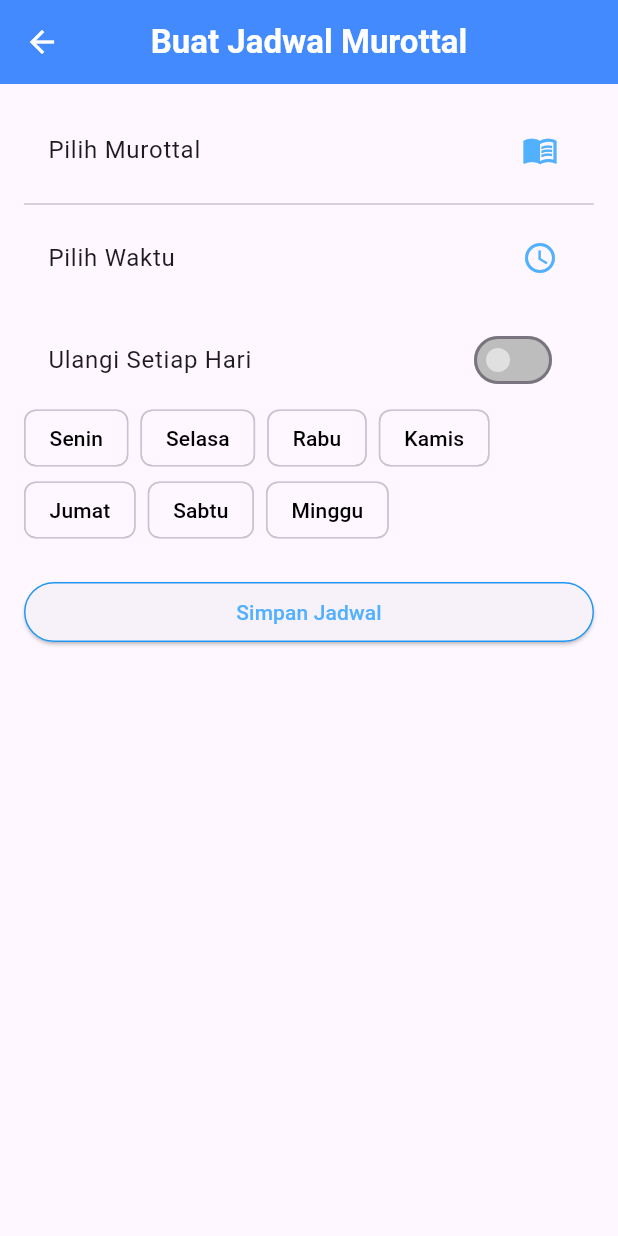
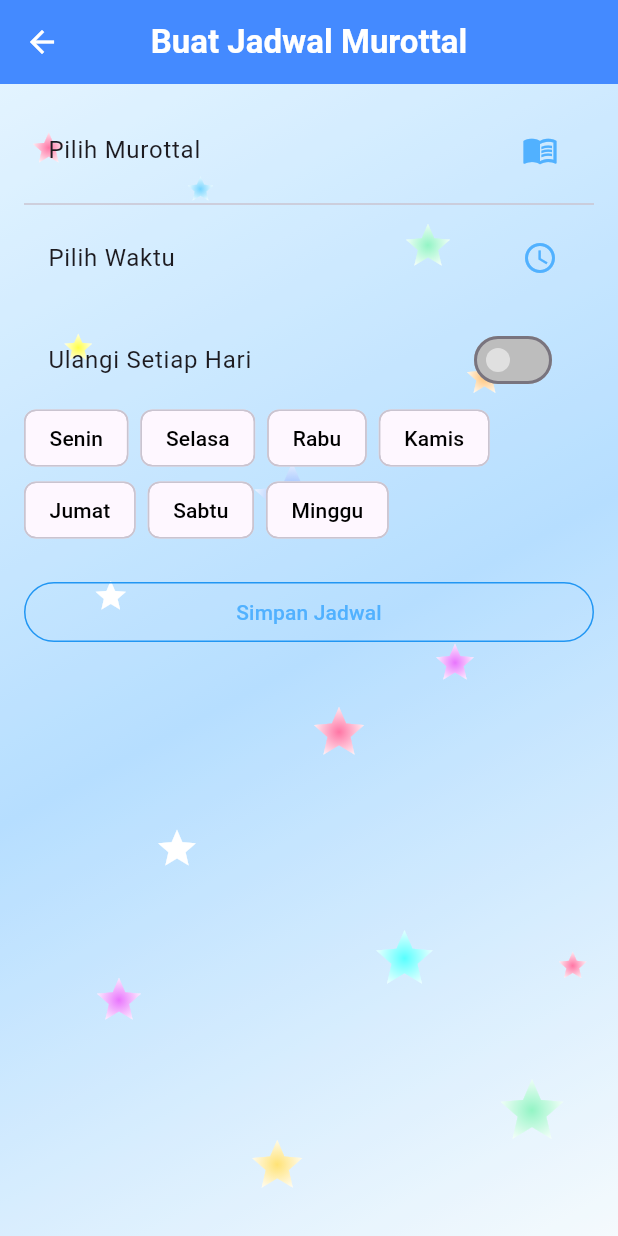
Before and after one commit to Andicleomj/soundnest, a Flutter app: the MurottalScheduleForm screen opened by its route, on a phone screen of 412 x 824 dp. Run offline on Flutter 3.47's test engine with Material 3 defaults, Android fonts, the phone set to English and light mode, and no system bars; our stand-ins replace audioplayers, firebase_auth, firebase_core, firebase_database, flutter_local_notifications, just_audio and 3 more; missing offline and left inert: cast, volume_controller; accounts and stored records are empty.

Commit message:
Update murotal.dart

```diff
--- a/lib/screens/schedule/murotal.dart
+++ b/lib/screens/schedule/murotal.dart
@@ -97,8 +97,52 @@ class _MurottalScheduleFormState extends State<MurottalScheduleForm> {
 
   @override
   Widget build(BuildContext context) {
+    final screenWidth = MediaQuery.of(context).size.width;
+    final screenHeight = MediaQuery.of(context).size.height;
+
+ List<Map<String, dynamic>> stars = [
+  {'top': 30.0, 'left': 20.0, 'size': 25.0, 'color': Colors.pinkAccent},
+  {'top': 60.0, 'left': screenWidth * 0.3, 'size': 20.0, 'color': Colors.lightBlueAccent},
+  {'top': 90.0, 'left': screenWidth * 0.65, 'size': 35.0, 'color': Colors.greenAccent},
+
+  {'top': screenHeight * 0.2, 'left': screenWidth * 0.1, 'size': 22.0, 'color': Colors.yellowAccent},
+  {'top': screenHeight * 0.22, 'left': screenWidth * 0.75, 'size': 28.0, 'color': Colors.orangeAccent},
+  {'top': screenHeight * 0.3, 'left': screenWidth * 0.4, 'size': 60.0, 'color': Colors.blueAccent},
+
+  {'top': screenHeight * 0.4, 'left': screenWidth * 0.15, 'size': 24.0, 'color': Colors.white},
+  {'top': screenHeight * 0.45, 'left': screenWidth * 0.7, 'size': 30.0, 'color': Colors.purpleAccent},
+  {'top': screenHeight * 0.5, 'left': screenWidth * 0.5, 'size': 40.0, 'color': Colors.pinkAccent},
+
+  {'top': screenHeight * 0.6, 'left': screenWidth * 0.25, 'size': 30.0, 'color': Colors.white},
+  {'top': screenHeight * 0.68, 'left': screenWidth * 0.6, 'size': 45.0, 'color': Colors.cyanAccent},
+  {'top': screenHeight * 0.72, 'left': screenWidth * 0.15, 'size': 35.0, 'color': Colors.purpleAccent},
+
+  {'top': screenHeight * 0.8, 'left': screenWidth * 0.8, 'size': 50.0, 'color': Colors.greenAccent},
+  {'top': screenHeight * 0.85, 'left': screenWidth * 0.4, 'size': 40.0, 'color': Colors.amberAccent},
+  {'top': screenHeight * 0.7, 'left': screenWidth * 0.9, 'size': 22.0, 'color': Colors.pinkAccent},
+];
+
+
+ Widget buildStar({required double size, required Color color}) {
+  return ShaderMask(
+    shaderCallback: (bounds) {
+      return RadialGradient(
+        colors: [color.withOpacity(0.9), color.withOpacity(0)],
+        stops: const [0.0, 1.0],
+      ).createShader(Rect.fromLTWH(0, 0, bounds.width, bounds.height));
+    },
+    blendMode: BlendMode.srcATop,
+    child: Icon(
+      Icons.star,
+      size: size,
+      color: Colors.white, // warna dasar sebelum shader diterapkan
+    ),
+  );
+}
+
     return Scaffold(
-      appBar: AppBar(
+       backgroundColor: Colors.white,
+         appBar: AppBar(
         backgroundColor: Colors.blueAccent,
         elevation: 0,
         leading: IconButton(
@@ -115,7 +159,37 @@ class _MurottalScheduleFormState extends State<MurottalScheduleForm> {
         ),
         centerTitle: true,
       ),
-      body: Padding(
+
+       body: Stack(
+      children: [
+        // Background gradient
+        Container(
+          width: double.infinity,
+          height: double.infinity,
+          decoration: const BoxDecoration(
+            gradient: LinearGradient(
+              begin: Alignment.topLeft,
+              end: Alignment.bottomRight,
+              colors: [
+                Color(0xFFDCF1FF),
+                Color(0xFFA4D6FF),
+                Color(0xFFF2F9FD),
+              ],
+            ),
+          ),
+        ),
+        // Bintang-bintang
+        ...stars.map((pos) => Positioned(
+              top: pos['top'],
+              left: pos['left'],
+              child: buildStar(size: pos['size'], color: pos['color']),
+            )),
+
+             Container(
+      color: Colors.white.withOpacity(0.2),
+    ),
+
+      Padding(
         padding: const EdgeInsets.all(16.0),
         child: ListView(
           children: [
@@ -191,7 +265,7 @@ class _MurottalScheduleFormState extends State<MurottalScheduleForm> {
                     }).toList(),
               ),
             const SizedBox(height: 20),
-            ElevatedButton(
+            OutlinedButton(
               onPressed: _saveSchedule,
               style: OutlinedButton.styleFrom(
                 foregroundColor: Color.fromARGB(
@@ -206,10 +280,12 @@ class _MurottalScheduleFormState extends State<MurottalScheduleForm> {
                 shape: const StadiumBorder(), // Membuat tombol lonjong
               ),
               child: const Text("Simpan Jadwal"),
-            ),
-          ],
+              ),
+            ],
+          ),
         ),
-      ),
+      ],
+       ),
     );
   }
 }
```
